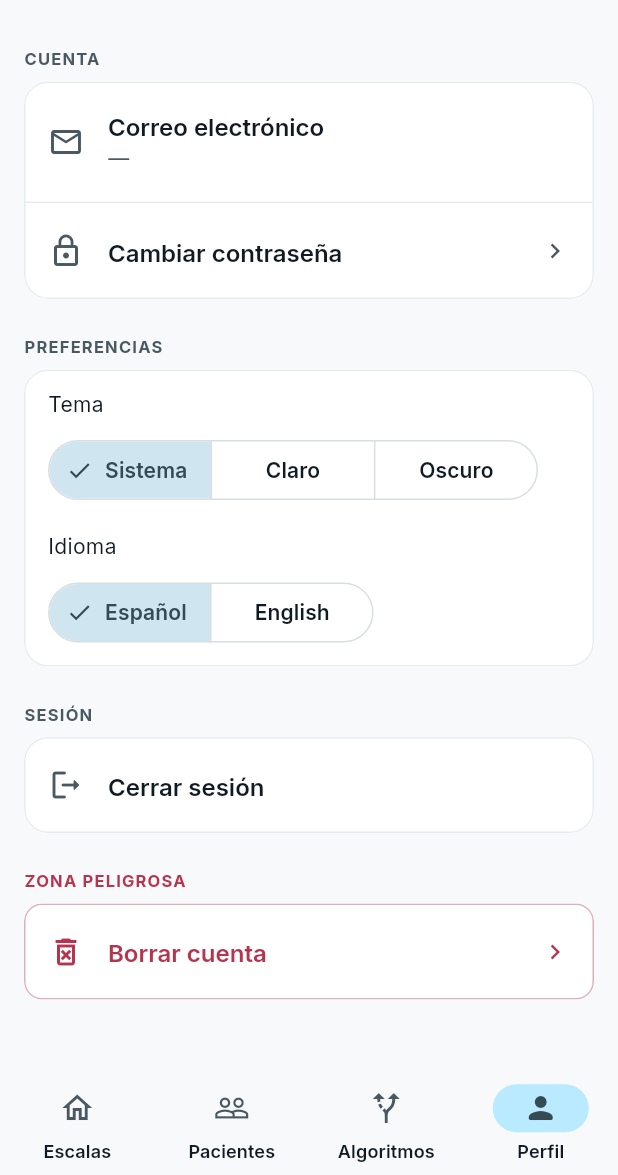
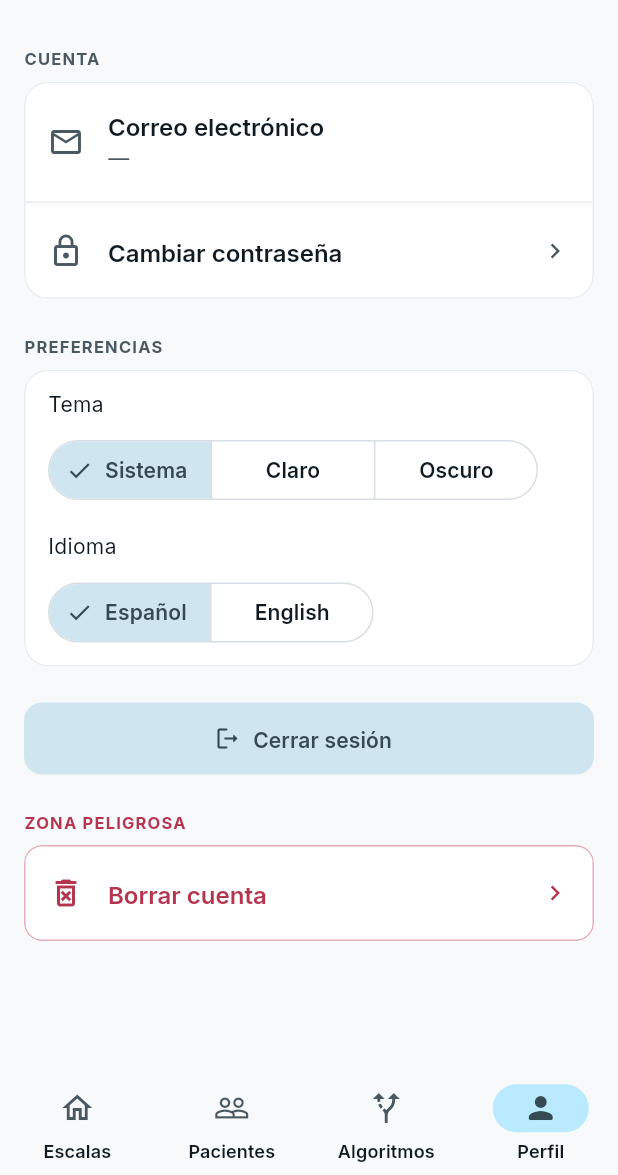
Before and after one commit to grisllo/NeuroScaleApp, a Flutter app: the ProfileScreen screen opened by its route, on a phone screen of 412 x 824 dp, the part 61-1236 px from its top. Run offline on Flutter 3.47's test engine with Material 3 defaults, Android fonts, the phone set to English and light mode, and no system bars; our stand-ins replace connectivity_plus, drift, drift_flutter, email_validator, fl_chart, flutter_riverpod and 5 more; accounts and stored records are empty; generated files the repository leaves out were written again.

Commit message:
feat(ui): ProfileScreen — cerrar sesion como boton directo sin card
Elimina la seccion SESION (cabecera + Card + ListTile) y sustituye por
un FilledButton.tonalIcon a ancho completo, mas limpio y directo.

Co-Authored-By: Claude Sonnet 4.6 <noreply@anthropic.com>

```diff
--- a/lib/features/profile/presentation/screens/profile_screen.dart
+++ b/lib/features/profile/presentation/screens/profile_screen.dart
@@ -140,15 +140,14 @@ class ProfileScreen extends ConsumerWidget {
               ),
               const SizedBox(height: 24),
 
-              // ── SESIÓN ───────────────────────────────────────────────────
-              _SectionHeader(label: l10n.profileSessionSection),
-              const SizedBox(height: 8),
-              Card(
-                child: ListTile(
-                  leading: const Icon(Icons.logout_rounded),
-                  title: Text(l10n.signOutButton),
-                  onTap: () =>
+              // ── CERRAR SESIÓN ─────────────────────────────────────────────
+              SizedBox(
+                width: double.infinity,
+                child: FilledButton.tonalIcon(
+                  onPressed: () =>
                       ref.read(authControllerProvider.notifier).signOut(),
+                  icon: const Icon(Icons.logout_rounded, size: 18),
+                  label: Text(l10n.signOutButton),
                 ),
               ),
               const SizedBox(height: 24),
```
